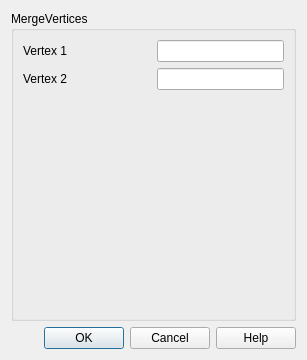
This is src/HEXABLOCKGUI/MergeVertices_QTD.ui in SalomePlatform/hexablock as Qt 5 draws it before an edit. The edited form follows.
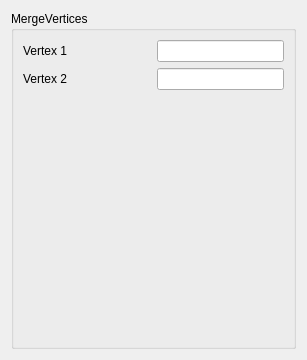
This is the edited form.

Commit message: fixed : selection model added : highlight on propagation's edges 	apply button on dialog panel updated : association menu, object brower's name, menu always showing, ...

The edit to the form file:
```diff
--- a/src/HEXABLOCKGUI/MergeVertices_QTD.ui
+++ b/src/HEXABLOCKGUI/MergeVertices_QTD.ui
@@ -78,16 +78,6 @@
      </layout>
     </widget>
    </item>
-   <item>
-    <widget class="QDialogButtonBox" name="buttonBox">
-     <property name="orientation">
-      <enum>Qt::Horizontal</enum>
-     </property>
-     <property name="standardButtons">
-      <set>QDialogButtonBox::Cancel|QDialogButtonBox::Ok|QDialogButtonBox::Help</set>
-     </property>
-    </widget>
-   </item>
   </layout>
  </widget>
  <resources/>
```
Left out of the diff: 35 changed lines with no effect on the pictures. The commit also changes 37 other files.
